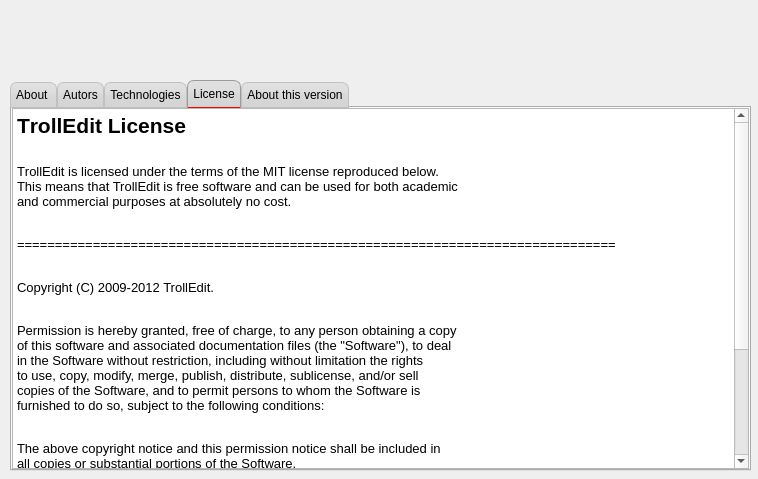
This is ui/abouttrolledit.ui in Innovators-Team10/TrollEdit as Qt 5 draws it before an edit. The edited form follows.
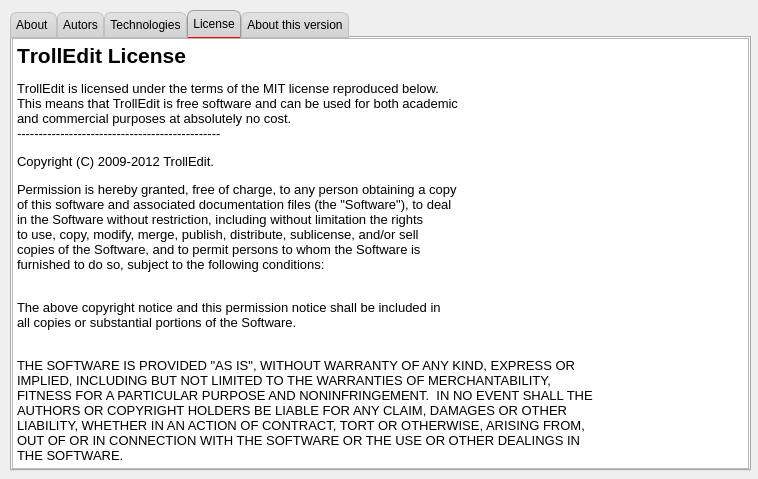
This is the edited form. The open tabs and pages were chosen to show the change. Icons and pictures are not drawn.

```diff
--- a/ui/abouttrolledit.ui
+++ b/ui/abouttrolledit.ui
@@ -21,9 +21,9 @@
    <property name="geometry">
     <rect>
      <x>10</x>
-     <y>80</y>
+     <y>10</y>
      <width>741</width>
-     <height>391</height>
+     <height>461</height>
     </rect>
    </property>
    <property name="autoFillBackground">
@@ -206,7 +206,7 @@
        <x>0</x>
        <y>0</y>
        <width>737</width>
-       <height>361</height>
+       <height>431</height>
       </rect>
      </property>
      <property name="layoutDirection">
@@ -224,15 +224,12 @@
 p, li { white-space: pre-wrap; }
 &lt;/style&gt;&lt;/head&gt;&lt;body style=&quot; font-family:'MS Shell Dlg 2'; font-size:8.25pt; font-weight:400; font-style:normal;&quot;&gt;
 &lt;p style=&quot; margin-top:0px; margin-bottom:0px; margin-left:0px; margin-right:0px; -qt-block-indent:0; text-indent:0px;&quot;&gt;&lt;a name=&quot;LC1&quot;&gt;&lt;/a&gt;&lt;span style=&quot; font-size:16pt; font-weight:600;&quot;&gt;T&lt;/span&gt;&lt;span style=&quot; font-size:16pt; font-weight:600; color:#000000;&quot;&gt;rollEdit License&lt;/span&gt;&lt;/p&gt;
-&lt;p style=&quot; margin-top:0px; margin-bottom:0px; margin-left:0px; margin-right:0px; -qt-block-indent:0; text-indent:0px;&quot;&gt;&lt;a name=&quot;LC3&quot;&gt;&lt;/a&gt;&lt;span style=&quot; font-family:'Courier New,courier'; font-size:8pt;&quot;&gt;&lt;br /&gt;&lt;/span&gt;&lt;/p&gt;
+&lt;p style=&quot;-qt-paragraph-type:empty; margin-top:0px; margin-bottom:0px; margin-left:0px; margin-right:0px; -qt-block-indent:0; text-indent:0px; font-size:8pt;&quot;&gt;&lt;/p&gt;
 &lt;p style=&quot; margin-top:0px; margin-bottom:0px; margin-left:0px; margin-right:0px; -qt-block-indent:0; text-indent:0px;&quot;&gt;&lt;a name=&quot;LC4&quot;&gt;&lt;/a&gt;&lt;span style=&quot; font-family:'Courier New,courier'; font-size:10pt;&quot;&gt;T&lt;/span&gt;&lt;span style=&quot; font-family:'Courier New,courier'; font-size:10pt;&quot;&gt;rollEdit is licensed under the terms of the MIT license reproduced below.&lt;/span&gt;&lt;/p&gt;
 &lt;p style=&quot; margin-top:0px; margin-bottom:0px; margin-left:0px; margin-right:0px; -qt-block-indent:0; text-indent:0px;&quot;&gt;&lt;a name=&quot;LC5&quot;&gt;&lt;/a&gt;&lt;span style=&quot; font-family:'Courier New,courier'; font-size:10pt;&quot;&gt;T&lt;/span&gt;&lt;span style=&quot; font-family:'Courier New,courier'; font-size:10pt;&quot;&gt;his means that TrollEdit is free software and can be used for both academic&lt;/span&gt;&lt;/p&gt;
 &lt;p style=&quot; margin-top:0px; margin-bottom:0px; margin-left:0px; margin-right:0px; -qt-block-indent:0; text-indent:0px;&quot;&gt;&lt;a name=&quot;LC6&quot;&gt;&lt;/a&gt;&lt;span style=&quot; font-family:'Courier New,courier'; font-size:10pt;&quot;&gt;a&lt;/span&gt;&lt;span style=&quot; font-family:'Courier New,courier'; font-size:10pt;&quot;&gt;nd commercial purposes at absolutely no cost.&lt;/span&gt;&lt;/p&gt;
-&lt;p style=&quot; margin-top:0px; margin-bottom:0px; margin-left:0px; margin-right:0px; -qt-block-indent:0; text-indent:0px;&quot;&gt;&lt;a name=&quot;LC7&quot;&gt;&lt;/a&gt;&lt;span style=&quot; font-family:'Courier New,courier'; font-size:10pt;&quot;&gt;&lt;br /&gt;&lt;/span&gt;&lt;/p&gt;
-&lt;p style=&quot; margin-top:0px; margin-bottom:0px; margin-left:0px; margin-right:0px; -qt-block-indent:0; text-indent:0px;&quot;&gt;&lt;a name=&quot;LC8&quot;&gt;&lt;/a&gt;&lt;span style=&quot; font-family:'Courier New,courier'; font-size:10pt;&quot;&gt;=&lt;/span&gt;&lt;span style=&quot; font-family:'Courier New,courier'; font-size:10pt;&quot;&gt;==============================================================================&lt;/span&gt;&lt;/p&gt;
-&lt;p style=&quot; margin-top:0px; margin-bottom:0px; margin-left:0px; margin-right:0px; -qt-block-indent:0; text-indent:0px;&quot;&gt;&lt;a name=&quot;LC9&quot;&gt;&lt;/a&gt;&lt;span style=&quot; font-family:'Courier New,courier'; font-size:10pt;&quot;&gt;&lt;br /&gt;&lt;/span&gt;&lt;/p&gt;
-&lt;p style=&quot; margin-top:0px; margin-bottom:0px; margin-left:0px; margin-right:0px; -qt-block-indent:0; text-indent:0px;&quot;&gt;&lt;a name=&quot;LC10&quot;&gt;&lt;/a&gt;&lt;span style=&quot; font-family:'Courier New,courier'; font-size:10pt;&quot;&gt;C&lt;/span&gt;&lt;span style=&quot; font-family:'Courier New,courier'; font-size:10pt;&quot;&gt;opyright (C) 2009-2012 TrollEdit.&lt;/span&gt;&lt;/p&gt;
-&lt;p style=&quot; margin-top:0px; margin-bottom:0px; margin-left:0px; margin-right:0px; -qt-block-indent:0; text-indent:0px;&quot;&gt;&lt;a name=&quot;LC11&quot;&gt;&lt;/a&gt;&lt;span style=&quot; font-family:'Courier New,courier'; font-size:10pt;&quot;&gt;&lt;br /&gt;&lt;/span&gt;&lt;/p&gt;
+&lt;p style=&quot; margin-top:0px; margin-bottom:0px; margin-left:0px; margin-right:0px; -qt-block-indent:0; text-indent:0px;&quot;&gt;&lt;a name=&quot;LC8&quot;&gt;&lt;/a&gt;&lt;span style=&quot; font-family:'Courier New,courier'; font-size:10pt;&quot;&gt;-&lt;/span&gt;&lt;span style=&quot; font-family:'Courier New,courier'; font-size:10pt;&quot;&gt;----------------------------------------------&lt;/span&gt;&lt;a name=&quot;LC9&quot;&gt;&lt;/a&gt;&lt;span style=&quot; font-family:'Courier New,courier'; font-size:10pt;&quot;&gt;&lt;br /&gt;&lt;/span&gt;&lt;/p&gt;
+&lt;p style=&quot; margin-top:0px; margin-bottom:0px; margin-left:0px; margin-right:0px; -qt-block-indent:0; text-indent:0px;&quot;&gt;&lt;a name=&quot;LC10&quot;&gt;&lt;/a&gt;&lt;span style=&quot; font-family:'Courier New,courier'; font-size:10pt;&quot;&gt;C&lt;/span&gt;&lt;span style=&quot; font-family:'Courier New,courier'; font-size:10pt;&quot;&gt;opyright (C) 2009-2012 TrollEdit.&lt;/span&gt;&lt;a name=&quot;LC11&quot;&gt;&lt;/a&gt;&lt;span style=&quot; font-family:'Courier New,courier'; font-size:10pt;&quot;&gt;&lt;br /&gt;&lt;/span&gt;&lt;/p&gt;
 &lt;p style=&quot; margin-top:0px; margin-bottom:0px; margin-left:0px; margin-right:0px; -qt-block-indent:0; text-indent:0px;&quot;&gt;&lt;a name=&quot;LC12&quot;&gt;&lt;/a&gt;&lt;span style=&quot; font-family:'Courier New,courier'; font-size:10pt;&quot;&gt;P&lt;/span&gt;&lt;span style=&quot; font-family:'Courier New,courier'; font-size:10pt;&quot;&gt;ermission is hereby granted, free of charge, to any person obtaining a copy&lt;/span&gt;&lt;/p&gt;
 &lt;p style=&quot; margin-top:0px; margin-bottom:0px; margin-left:0px; margin-right:0px; -qt-block-indent:0; text-indent:0px;&quot;&gt;&lt;a name=&quot;LC13&quot;&gt;&lt;/a&gt;&lt;span style=&quot; font-family:'Courier New,courier'; font-size:10pt;&quot;&gt;o&lt;/span&gt;&lt;span style=&quot; font-family:'Courier New,courier'; font-size:10pt;&quot;&gt;f this software and associated documentation files (the &amp;quot;Software&amp;quot;), to deal&lt;/span&gt;&lt;/p&gt;
 &lt;p style=&quot; margin-top:0px; margin-bottom:0px; margin-left:0px; margin-right:0px; -qt-block-indent:0; text-indent:0px;&quot;&gt;&lt;a name=&quot;LC14&quot;&gt;&lt;/a&gt;&lt;span style=&quot; font-family:'Courier New,courier'; font-size:10pt;&quot;&gt;i&lt;/span&gt;&lt;span style=&quot; font-family:'Courier New,courier'; font-size:10pt;&quot;&gt;n the Software without restriction, including without limitation the rights&lt;/span&gt;&lt;/p&gt;
@@ -249,8 +246,7 @@
 &lt;p style=&quot; margin-top:0px; margin-bottom:0px; margin-left:0px; margin-right:0px; -qt-block-indent:0; text-indent:0px;&quot;&gt;&lt;a name=&quot;LC25&quot;&gt;&lt;/a&gt;&lt;span style=&quot; font-family:'Courier New,courier'; font-size:10pt;&quot;&gt;A&lt;/span&gt;&lt;span style=&quot; font-family:'Courier New,courier'; font-size:10pt;&quot;&gt;UTHORS OR COPYRIGHT HOLDERS BE LIABLE FOR ANY CLAIM, DAMAGES OR OTHER&lt;/span&gt;&lt;/p&gt;
 &lt;p style=&quot; margin-top:0px; margin-bottom:0px; margin-left:0px; margin-right:0px; -qt-block-indent:0; text-indent:0px;&quot;&gt;&lt;a name=&quot;LC26&quot;&gt;&lt;/a&gt;&lt;span style=&quot; font-family:'Courier New,courier'; font-size:10pt;&quot;&gt;L&lt;/span&gt;&lt;span style=&quot; font-family:'Courier New,courier'; font-size:10pt;&quot;&gt;IABILITY, WHETHER IN AN ACTION OF CONTRACT, TORT OR OTHERWISE, ARISING FROM,&lt;/span&gt;&lt;/p&gt;
 &lt;p style=&quot; margin-top:0px; margin-bottom:0px; margin-left:0px; margin-right:0px; -qt-block-indent:0; text-indent:0px;&quot;&gt;&lt;a name=&quot;LC27&quot;&gt;&lt;/a&gt;&lt;span style=&quot; font-family:'Courier New,courier'; font-size:10pt;&quot;&gt;O&lt;/span&gt;&lt;span style=&quot; font-family:'Courier New,courier'; font-size:10pt;&quot;&gt;UT OF OR IN CONNECTION WITH THE SOFTWARE OR THE USE OR OTHER DEALINGS IN&lt;/span&gt;&lt;/p&gt;
-&lt;p style=&quot; margin-top:0px; margin-bottom:0px; margin-left:0px; margin-right:0px; -qt-block-indent:0; text-indent:0px;&quot;&gt;&lt;a name=&quot;LC28&quot;&gt;&lt;/a&gt;&lt;span style=&quot; font-family:'Courier New,courier'; font-size:10pt;&quot;&gt;T&lt;/span&gt;&lt;span style=&quot; font-family:'Courier New,courier'; font-size:10pt;&quot;&gt;HE SOFTWARE.&lt;/span&gt;&lt;a name=&quot;LC29&quot;&gt;&lt;/a&gt;&lt;span style=&quot; font-family:'Courier New,courier'; font-size:8pt;&quot;&gt;&lt;br /&gt;&lt;/span&gt;&lt;/p&gt;
-&lt;p style=&quot; margin-top:0px; margin-bottom:0px; margin-left:0px; margin-right:0px; -qt-block-indent:0; text-indent:0px;&quot;&gt;&lt;a name=&quot;LC30&quot;&gt;&lt;/a&gt;&lt;span style=&quot; font-family:'Courier New,courier'; font-size:8pt;&quot;&gt;=&lt;/span&gt;&lt;span style=&quot; font-family:'Courier New,courier'; font-size:8pt;&quot;&gt;==============================================================================&lt;/span&gt;&lt;/p&gt;&lt;/body&gt;&lt;/html&gt;</string>
+&lt;p style=&quot; margin-top:0px; margin-bottom:0px; margin-left:0px; margin-right:0px; -qt-block-indent:0; text-indent:0px;&quot;&gt;&lt;a name=&quot;LC28&quot;&gt;&lt;/a&gt;&lt;span style=&quot; font-family:'Courier New,courier'; font-size:10pt;&quot;&gt;T&lt;/span&gt;&lt;span style=&quot; font-family:'Courier New,courier'; font-size:10pt;&quot;&gt;HE SOFTWARE.&lt;/span&gt;&lt;/p&gt;&lt;/body&gt;&lt;/html&gt;</string>
      </property>
     </widget>
    </widget>
@@ -276,22 +272,6 @@
     </widget>
    </widget>
   </widget>
-  <widget class="QLabel" name="label">
-   <property name="geometry">
-    <rect>
-     <x>10</x>
-     <y>10</y>
-     <width>171</width>
-     <height>61</height>
-    </rect>
-   </property>
-   <property name="text">
-    <string/>
-   </property>
-   <property name="pixmap">
-    <pixmap resource="../res/resources.qrc">:/img/logoSmall</pixmap>
-   </property>
-  </widget>
  </widget>
  <resources>
   <include location="../res/resources.qrc"/>
```
Left out of the diff: 21 changed lines with no effect on the pictures.
